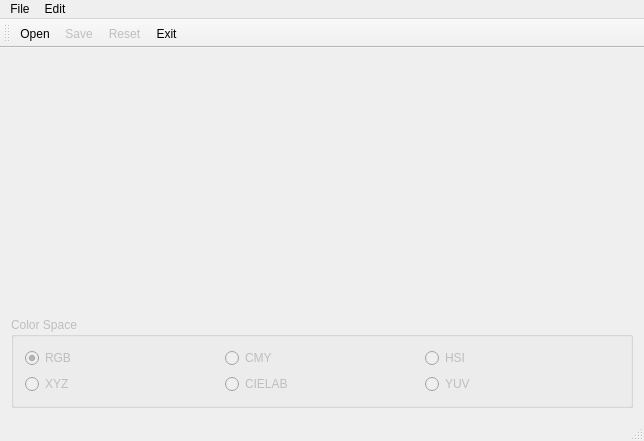
otakusaikou/2016-631-M8210, file hw5/ColImgProcessor/mainwindow.ui: the form before one commit.
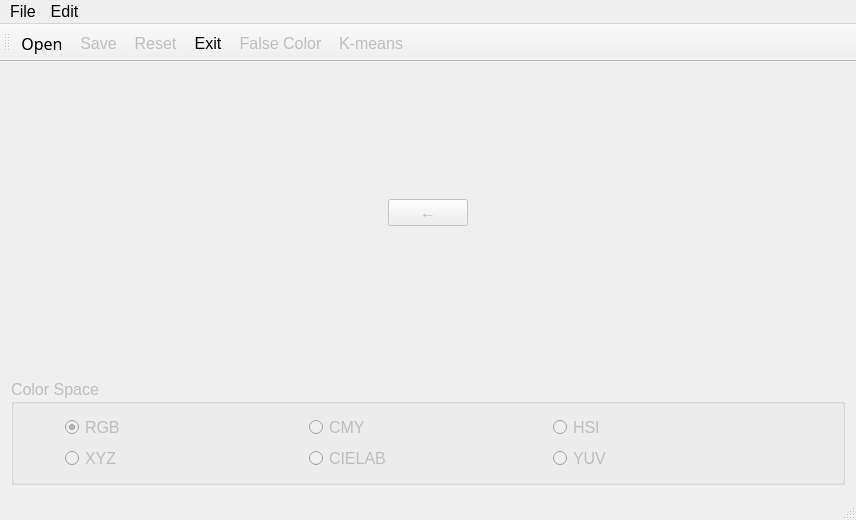
The form after the commit. Icons and pictures are not drawn.

Commit message: [Update] Complete features of color clustering and false color image generation

Patch:
```diff
--- a/hw5/ColImgProcessor/mainwindow.ui
+++ b/hw5/ColImgProcessor/mainwindow.ui
@@ -6,16 +6,102 @@
    <rect>
     <x>0</x>
     <y>0</y>
-    <width>644</width>
-    <height>441</height>
+    <width>856</width>
+    <height>520</height>
    </rect>
   </property>
   <property name="windowTitle">
    <string>MainWindow</string>
   </property>
   <widget class="QWidget" name="centralWidget">
-   <layout class="QGridLayout" name="gridLayout_2">
-    <item row="4" column="0" colspan="2">
+   <layout class="QGridLayout" name="gridLayout_3">
+    <item row="0" column="0">
+     <layout class="QGridLayout" name="gridLayout_2">
+      <item row="0" column="0">
+       <widget class="QLabel" name="srcImgLabel">
+        <property name="sizePolicy">
+         <sizepolicy hsizetype="Expanding" vsizetype="Expanding">
+          <horstretch>0</horstretch>
+          <verstretch>0</verstretch>
+         </sizepolicy>
+        </property>
+        <property name="text">
+         <string/>
+        </property>
+        <property name="alignment">
+         <set>Qt::AlignCenter</set>
+        </property>
+       </widget>
+      </item>
+      <item row="0" column="1">
+       <layout class="QVBoxLayout" name="verticalLayout">
+        <item>
+         <widget class="QPushButton" name="toLeftPushButtion">
+          <property name="enabled">
+           <bool>false</bool>
+          </property>
+          <property name="sizePolicy">
+           <sizepolicy hsizetype="Minimum" vsizetype="Fixed">
+            <horstretch>0</horstretch>
+            <verstretch>0</verstretch>
+           </sizepolicy>
+          </property>
+          <property name="minimumSize">
+           <size>
+            <width>40</width>
+            <height>0</height>
+           </size>
+          </property>
+          <property name="font">
+           <font>
+            <pointsize>12</pointsize>
+           </font>
+          </property>
+          <property name="text">
+           <string>←</string>
+          </property>
+         </widget>
+        </item>
+       </layout>
+      </item>
+      <item row="0" column="2">
+       <widget class="QLabel" name="dstImgLabel">
+        <property name="sizePolicy">
+         <sizepolicy hsizetype="Expanding" vsizetype="Expanding">
+          <horstretch>0</horstretch>
+          <verstretch>0</verstretch>
+         </sizepolicy>
+        </property>
+        <property name="text">
+         <string/>
+        </property>
+        <property name="alignment">
+         <set>Qt::AlignCenter</set>
+        </property>
+       </widget>
+      </item>
+      <item row="1" column="2">
+       <widget class="QLabel" name="colorbarLabel">
+        <property name="sizePolicy">
+         <sizepolicy hsizetype="Preferred" vsizetype="Fixed">
+          <horstretch>0</horstretch>
+          <verstretch>0</verstretch>
+         </sizepolicy>
+        </property>
+        <property name="minimumSize">
+         <size>
+          <width>0</width>
+          <height>15</height>
+         </size>
+        </property>
+        <property name="text">
+         <string/>
+        </property>
+       </widget>
+      </item>
+     </layout>
+    </item>
+    <item row="1" column="0">
      <widget class="QGroupBox" name="rdoBtnGroupBox">
       <property name="enabled">
        <bool>false</bool>
@@ -26,12 +112,110 @@
         <verstretch>0</verstretch>
        </sizepolicy>
       </property>
+      <property name="font">
+       <font>
+        <pointsize>12</pointsize>
+       </font>
+      </property>
       <property name="title">
        <string>Color Space</string>
       </property>
       <layout class="QGridLayout" name="gridLayout">
-       <item row="0" column="0">
+       <item row="0" column="0" rowspan="2">
+        <spacer name="horizontalSpacer">
+         <property name="orientation">
+          <enum>Qt::Horizontal</enum>
+         </property>
+         <property name="sizeType">
+          <enum>QSizePolicy::Fixed</enum>
+         </property>
+         <property name="sizeHint" stdset="0">
+          <size>
+           <width>40</width>
+           <height>20</height>
+          </size>
+         </property>
+        </spacer>
+       </item>
+       <item row="1" column="3">
+        <widget class="QRadioButton" name="YUVRadioButtion">
+         <property name="font">
+          <font>
+           <pointsize>12</pointsize>
+          </font>
+         </property>
+         <property name="layoutDirection">
+          <enum>Qt::LeftToRight</enum>
+         </property>
+         <property name="text">
+          <string>YUV</string>
+         </property>
+        </widget>
+       </item>
+       <item row="1" column="2">
+        <widget class="QRadioButton" name="LabRadioButtion">
+         <property name="font">
+          <font>
+           <pointsize>12</pointsize>
+          </font>
+         </property>
+         <property name="layoutDirection">
+          <enum>Qt::LeftToRight</enum>
+         </property>
+         <property name="text">
+          <string>CIELAB</string>
+         </property>
+        </widget>
+       </item>
+       <item row="1" column="1">
+        <widget class="QRadioButton" name="XYZRadioButtion">
+         <property name="font">
+          <font>
+           <pointsize>12</pointsize>
+          </font>
+         </property>
+         <property name="text">
+          <string>XYZ</string>
+         </property>
+        </widget>
+       </item>
+       <item row="0" column="3">
+        <widget class="QRadioButton" name="HSIRadioButtion">
+         <property name="font">
+          <font>
+           <pointsize>12</pointsize>
+          </font>
+         </property>
+         <property name="layoutDirection">
+          <enum>Qt::LeftToRight</enum>
+         </property>
+         <property name="text">
+          <string>HSI</string>
+         </property>
+        </widget>
+       </item>
+       <item row="0" column="2">
+        <widget class="QRadioButton" name="CMYRadioButtion">
+         <property name="font">
+          <font>
+           <pointsize>12</pointsize>
+          </font>
+         </property>
+         <property name="layoutDirection">
+          <enum>Qt::LeftToRight</enum>
+         </property>
+         <property name="text">
+          <string>CMY</string>
+         </property>
+        </widget>
+       </item>
+       <item row="0" column="1">
         <widget class="QRadioButton" name="RGBRadioButton">
+         <property name="font">
+          <font>
+           <pointsize>12</pointsize>
+          </font>
+         </property>
          <property name="text">
           <string>RGB</string>
          </property>
@@ -40,80 +224,25 @@
          </property>
         </widget>
        </item>
-       <item row="0" column="1">
-        <widget class="QRadioButton" name="CMYRadioButtion">
-         <property name="text">
-          <string>CMY</string>
+       <item row="0" column="4" rowspan="2">
+        <spacer name="horizontalSpacer_2">
+         <property name="orientation">
+          <enum>Qt::Horizontal</enum>
          </property>
-        </widget>
-       </item>
-       <item row="0" column="2">
-        <widget class="QRadioButton" name="HSIRadioButtion">
-         <property name="text">
-          <string>HSI</string>
+         <property name="sizeType">
+          <enum>QSizePolicy::Fixed</enum>
          </property>
-        </widget>
-       </item>
-       <item row="1" column="0">
-        <widget class="QRadioButton" name="XYZRadioButtion">
-         <property name="text">
-          <string>XYZ</string>
+         <property name="sizeHint" stdset="0">
+          <size>
+           <width>40</width>
+           <height>20</height>
+          </size>
          </property>
-        </widget>
-       </item>
-       <item row="1" column="1">
-        <widget class="QRadioButton" name="LabRadioButtion">
-         <property name="text">
-          <string>CIELAB</string>
-         </property>
-        </widget>
-       </item>
-       <item row="1" column="2">
-        <widget class="QRadioButton" name="YUVRadioButtion">
-         <property name="text">
-          <string>YUV</string>
-         </property>
-        </widget>
+        </spacer>
        </item>
       </layout>
      </widget>
     </item>
-    <item row="0" column="0" rowspan="2">
-     <widget class="QLabel" name="srcImgLabel">
-      <property name="text">
-       <string/>
-      </property>
-      <property name="alignment">
-       <set>Qt::AlignCenter</set>
-      </property>
-     </widget>
-    </item>
-    <item row="0" column="1" rowspan="2">
-     <widget class="QLabel" name="dstImgLabel">
-      <property name="text">
-       <string/>
-      </property>
-     </widget>
-    </item>
-    <item row="3" column="1">
-     <widget class="QLabel" name="colorbarLabel">
-      <property name="sizePolicy">
-       <sizepolicy hsizetype="Preferred" vsizetype="Fixed">
-        <horstretch>0</horstretch>
-        <verstretch>0</verstretch>
-       </sizepolicy>
-      </property>
-      <property name="minimumSize">
-       <size>
-        <width>0</width>
-        <height>10</height>
-       </size>
-      </property>
-      <property name="text">
-       <string/>
-      </property>
-     </widget>
-    </item>
    </layout>
   </widget>
   <widget class="QMenuBar" name="menuBar">
@@ -121,11 +250,21 @@
     <rect>
      <x>0</x>
      <y>0</y>
-     <width>644</width>
-     <height>18</height>
+     <width>856</width>
+     <height>22</height>
     </rect>
    </property>
+   <property name="font">
+    <font>
+     <pointsize>12</pointsize>
+    </font>
+   </property>
    <widget class="QMenu" name="menuFile">
+    <property name="font">
+     <font>
+      <pointsize>12</pointsize>
+     </font>
+    </property>
     <property name="title">
      <string>File</string>
     </property>
@@ -135,6 +274,11 @@
     <addaction name="actionExit"/>
    </widget>
    <widget class="QMenu" name="menuEdit">
+    <property name="font">
+     <font>
+      <pointsize>12</pointsize>
+     </font>
+    </property>
     <property name="title">
      <string>Edit</string>
     </property>
@@ -148,6 +292,17 @@
    <property name="enabled">
     <bool>true</bool>
    </property>
+   <property name="font">
+    <font>
+     <pointsize>12</pointsize>
+    </font>
+   </property>
+   <property name="iconSize">
+    <size>
+     <width>32</width>
+     <height>32</height>
+    </size>
+   </property>
    <attribute name="toolBarArea">
     <enum>TopToolBarArea</enum>
    </attribute>
@@ -158,12 +313,26 @@
    <addaction name="actionSave"/>
    <addaction name="actionReset"/>
    <addaction name="actionExit"/>
+   <addaction name="actionFalse_Color"/>
+   <addaction name="actionK_means"/>
   </widget>
-  <widget class="QStatusBar" name="statusBar"/>
+  <widget class="QStatusBar" name="statusBar">
+   <property name="font">
+    <font>
+     <pointsize>12</pointsize>
+    </font>
+   </property>
+  </widget>
   <action name="actionOpen">
    <property name="text">
     <string>Open</string>
    </property>
+   <property name="font">
+    <font>
+     <family>Abyssinica SIL</family>
+     <pointsize>12</pointsize>
+    </font>
+   </property>
    <property name="shortcut">
     <string>Ctrl+O</string>
    </property>
@@ -175,6 +344,11 @@
    <property name="text">
     <string>Save</string>
    </property>
+   <property name="font">
+    <font>
+     <pointsize>12</pointsize>
+    </font>
+   </property>
    <property name="shortcut">
     <string>Ctrl+S</string>
    </property>
@@ -183,6 +357,11 @@
    <property name="text">
     <string>Exit</string>
    </property>
+   <property name="font">
+    <font>
+     <pointsize>12</pointsize>
+    </font>
+   </property>
    <property name="shortcut">
     <string>Ctrl+Q</string>
    </property>
@@ -194,22 +373,43 @@
    <property name="text">
     <string>Reset</string>
    </property>
+   <property name="font">
+    <font>
+     <pointsize>12</pointsize>
+    </font>
+   </property>
    <property name="shortcut">
     <string>Ctrl+R</string>
    </property>
   </action>
   <action name="actionFalse_Color">
+   <property name="enabled">
+    <bool>false</bool>
+   </property>
    <property name="text">
     <string>False Color</string>
    </property>
+   <property name="font">
+    <font>
+     <pointsize>12</pointsize>
+    </font>
+   </property>
    <property name="shortcut">
     <string>Ctrl+F</string>
    </property>
   </action>
   <action name="actionK_means">
+   <property name="enabled">
+    <bool>false</bool>
+   </property>
    <property name="text">
     <string>K-means</string>
    </property>
+   <property name="font">
+    <font>
+     <pointsize>12</pointsize>
+    </font>
+   </property>
    <property name="shortcut">
     <string>Ctrl+K</string>
    </property>
```
Left out of the diff: 20 changed lines with no effect on the pictures. The commit also changes 19 other files.
